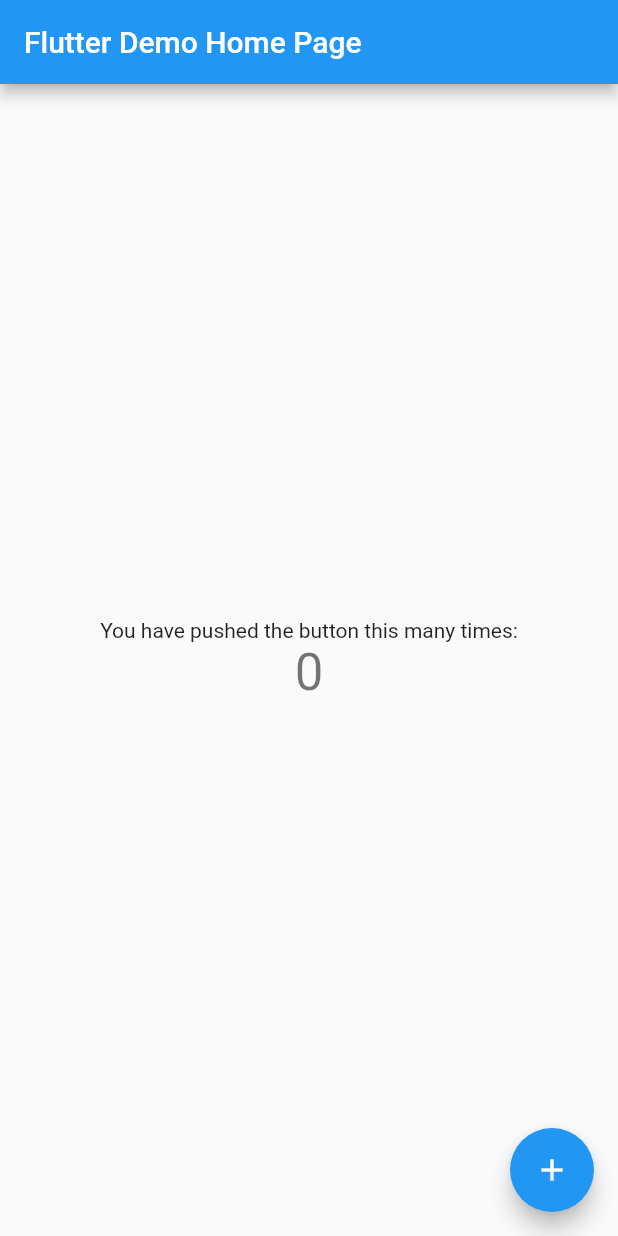
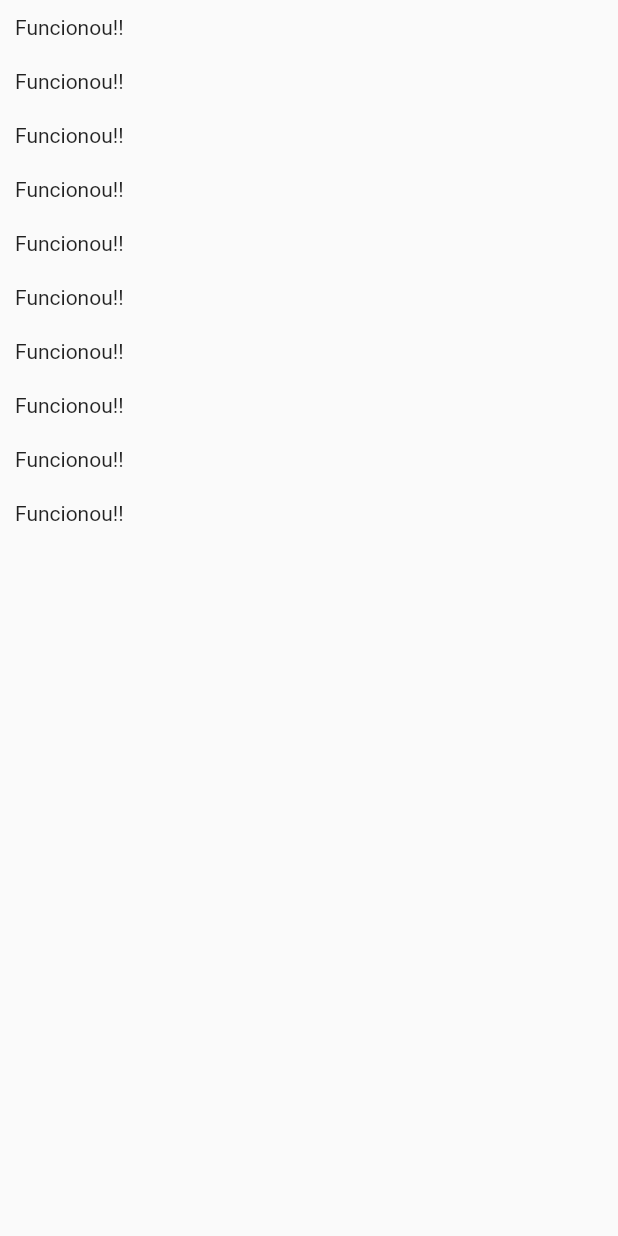
Before and after one commit to scmfaria/chat, a Flutter app: the screen it shows after launch, on a phone screen of 412 x 824 dp. Run offline on Flutter 3.47's test engine with Material 2 defaults, Android fonts, the phone set to English and light mode, and no system bars.

```diff
--- a/lib/main.dart
+++ b/lib/main.dart
@@ -1,3 +1,4 @@
+import 'package:chat/screens/chat_screen.dart';
 import 'package:flutter/material.dart';
 
 void main() {
@@ -5,113 +6,15 @@ void main() {
 }
 
 class MyApp extends StatelessWidget {
-  // This widget is the root of your application.
   @override
   Widget build(BuildContext context) {
     return MaterialApp(
       title: 'Flutter Demo',
       theme: ThemeData(
-        // This is the theme of your application.
-        //
-        // Try running your application with "flutter run". You'll see the
-        // application has a blue toolbar. Then, without quitting the app, try
-        // changing the primarySwatch below to Colors.green and then invoke
-        // "hot reload" (press "r" in the console where you ran "flutter run",
-        // or simply save your changes to "hot reload" in a Flutter IDE).
-        // Notice that the counter didn't reset back to zero; the application
-        // is not restarted.
         primarySwatch: Colors.blue,
-        // This makes the visual density adapt to the platform that you run
-        // the app on. For desktop platforms, the controls will be smaller and
-        // closer together (more dense) than on mobile platforms.
         visualDensity: VisualDensity.adaptivePlatformDensity,
       ),
-      home: MyHomePage(title: 'Flutter Demo Home Page'),
+      home: ChatScreen(),
     );
   }
 }
-
-class MyHomePage extends StatefulWidget {
-  MyHomePage({Key key, this.title}) : super(key: key);
-
-  // This widget is the home page of your application. It is stateful, meaning
-  // that it has a State object (defined below) that contains fields that affect
-  // how it looks.
-
-  // This class is the configuration for the state. It holds the values (in this
-  // case the title) provided by the parent (in this case the App widget) and
-  // used by the build method of the State. Fields in a Widget subclass are
-  // always marked "final".
-
-  final String title;
-
-  @override
-  _MyHomePageState createState() => _MyHomePageState();
-}
-
-class _MyHomePageState extends State<MyHomePage> {
-  int _counter = 0;
-
-  void _incrementCounter() {
-    setState(() {
-      // This call to setState tells the Flutter framework that something has
-      // changed in this State, which causes it to rerun the build method below
-      // so that the display can reflect the updated values. If we changed
-      // _counter without calling setState(), then the build method would not be
-      // called again, and so nothing would appear to happen.
-      _counter++;
-    });
-  }
-
-  @override
-  Widget build(BuildContext context) {
-    // This method is rerun every time setState is called, for instance as done
-    // by the _incrementCounter method above.
-    //
-    // The Flutter framework has been optimized to make rerunning build methods
-    // fast, so that you can just rebuild anything that needs updating rather
-    // than having to individually change instances of widgets.
-    return Scaffold(
-      appBar: AppBar(
-        // Here we take the value from the MyHomePage object that was created by
-        // the App.build method, and use it to set our appbar title.
-        title: Text(widget.title),
-      ),
-      body: Center(
-        // Center is a layout widget. It takes a single child and positions it
-        // in the middle of the parent.
-        child: Column(
-          // Column is also a layout widget. It takes a list of children and
-          // arranges them vertically. By default, it sizes itself to fit its
-          // children horizontally, and tries to be as tall as its parent.
-          //
-          // Invoke "debug painting" (press "p" in the console, choose the
-          // "Toggle Debug Paint" action from the Flutter Inspector in Android
-          // Studio, or the "Toggle Debug Paint" command in Visual Studio Code)
-          // to see the wireframe for each widget.
-          //
-          // Column has various properties to control how it sizes itself and
-          // how it positions its children. Here we use mainAxisAlignment to
-          // center the children vertically; the main axis here is the vertical
-          // axis because Columns are vertical (the cross axis would be
-          // horizontal).
-          mainAxisAlignment: MainAxisAlignment.center,
-          children: <Widget>[
-            Text(
-              'You have pushed the button this many times:',
-            ),
-            Text(
-              '$_counter',
-              style: Theme.of(context).textTheme.headline4,
-            ),
-          ],
-        ),
-      ),
-      floatingActionButton: FloatingActionButton(
-        onPressed: _incrementCounter,
-        tooltip: 'Increment',
-        child: Icon(Icons.add),
-      ), // This trailing comma makes auto-formatting nicer for build methods.
-    );
-  }
-}
--- /dev/null
+++ b/lib/screens/chat_screen.dart
@@ -0,0 +1,16 @@
+import 'package:flutter/material.dart';
+
+class ChatScreen extends StatelessWidget {
+  @override
+  Widget build(BuildContext context) {
+    return Scaffold(
+      body: ListView.builder(
+        itemCount: 10,
+        itemBuilder: (ctx, i) => Container(
+          padding: EdgeInsets.all(10),
+          child: Text('Funcionou!!'),
+        ),
+      ),
+    );
+  }
+}
```
Also changed, not shown: 3 other files.
